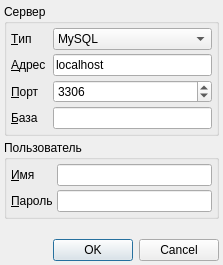
Old version of the form view/ui/settings_db.ui in the repository treone/Loyalty-System-Manager.
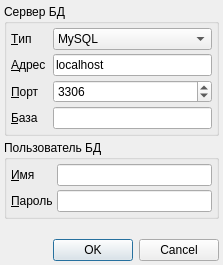
New version of the form.

```diff
--- a/view/ui/settings_db.ui
+++ b/view/ui/settings_db.ui
@@ -45,7 +45,7 @@
    <item row="1" column="0">
     <widget class="QGroupBox" name="groupBox">
      <property name="title">
-      <string>Пользователь</string>
+      <string>Пользователь БД</string>
      </property>
      <layout class="QGridLayout">
       <property name="leftMargin">
@@ -99,7 +99,7 @@
    <item row="0" column="0">
     <widget class="QGroupBox" name="grpServer">
      <property name="title">
-      <string>Сервер</string>
+      <string>Сервер БД</string>
      </property>
      <layout class="QGridLayout">
       <property name="leftMargin">
```
